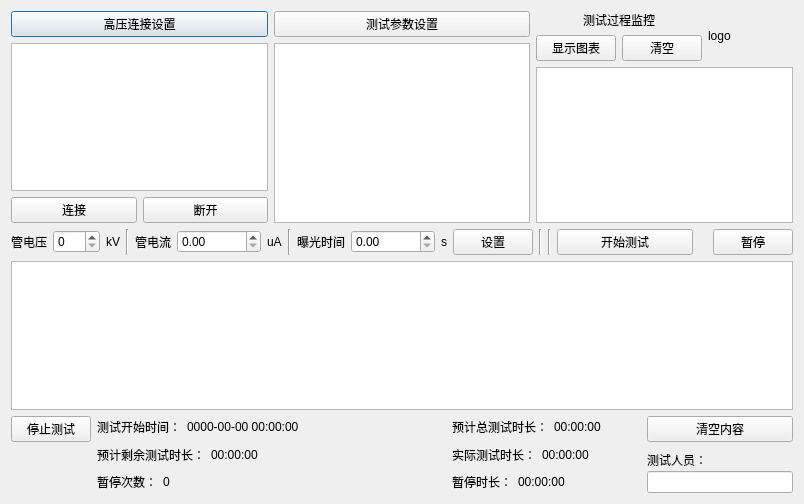
Old version of the form main_dialog.ui in the repository curious-heart/X-exposer-tool.
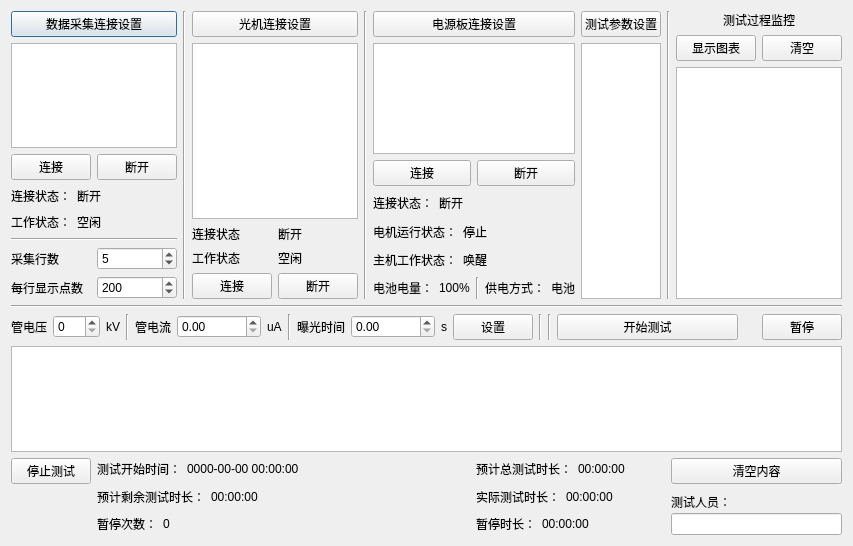
New version of the form.

Commit message: Finish conn paramas colledtion

Diff of the .ui file:
```diff
--- a/main_dialog.ui
+++ b/main_dialog.ui
@@ -7,7 +7,7 @@
     <x>0</x>
     <y>0</y>
     <width>804</width>
-    <height>504</height>
+    <height>546</height>
    </rect>
   </property>
   <property name="sizePolicy">
@@ -19,9 +19,169 @@
   <property name="windowTitle">
    <string>Dialog</string>
   </property>
-  <layout class="QVBoxLayout" name="verticalLayout_10">
+  <layout class="QVBoxLayout" name="verticalLayout_13">
    <item>
-    <layout class="QHBoxLayout" name="horizontalLayout_11">
+    <layout class="QHBoxLayout" name="horizontalLayout_27">
+     <item>
+      <layout class="QVBoxLayout" name="verticalLayout_10">
+       <item>
+        <layout class="QVBoxLayout" name="verticalLayout_11" stretch="1,4,0,0,0">
+         <item>
+          <widget class="QPushButton" name="dataCollConnSetPbt">
+           <property name="text">
+            <string>数据采集连接设置</string>
+           </property>
+          </widget>
+         </item>
+         <item>
+          <widget class="QTextEdit" name="dataCollConnSetDispEdit"/>
+         </item>
+         <item>
+          <layout class="QHBoxLayout" name="horizontalLayout_21">
+           <item>
+            <widget class="QPushButton" name="dataCollConnPbt">
+             <property name="text">
+              <string>连接</string>
+             </property>
+            </widget>
+           </item>
+           <item>
+            <widget class="QPushButton" name="dataCollDisconnPbt">
+             <property name="text">
+              <string>断开</string>
+             </property>
+            </widget>
+           </item>
+          </layout>
+         </item>
+         <item>
+          <layout class="QHBoxLayout" name="horizontalLayout_22">
+           <item>
+            <widget class="QLabel" name="dataCollConnStLbl">
+             <property name="text">
+              <string>连接状态：</string>
+             </property>
+            </widget>
+           </item>
+           <item>
+            <widget class="QLabel" name="dataCollConnStDispLbl">
+             <property name="frameShadow">
+              <enum>QFrame::Sunken</enum>
+             </property>
+             <property name="text">
+              <string>断开</string>
+             </property>
+            </widget>
+           </item>
+           <item>
+            <spacer name="horizontalSpacer_8">
+             <property name="orientation">
+              <enum>Qt::Horizontal</enum>
+             </property>
+             <property name="sizeHint" stdset="0">
+              <size>
+               <width>40</width>
+               <height>20</height>
+              </size>
+             </property>
+            </spacer>
+           </item>
+          </layout>
+         </item>
+         <item>
+          <layout class="QHBoxLayout" name="horizontalLayout_23">
+           <item>
+            <widget class="QLabel" name="dataCollWorkStLbl">
+             <property name="text">
+              <string>工作状态：</string>
+             </property>
+            </widget>
+           </item>
+           <item>
+            <widget class="QLabel" name="dataCollWorkStDispLbl">
+             <property name="frameShadow">
+              <enum>QFrame::Sunken</enum>
+             </property>
+             <property name="text">
+              <string>空闲</string>
+             </property>
+            </widget>
+           </item>
+           <item>
+            <spacer name="horizontalSpacer_9">
+             <property name="orientation">
+              <enum>Qt::Horizontal</enum>
+             </property>
+             <property name="sizeHint" stdset="0">
+              <size>
+               <width>40</width>
+               <height>20</height>
+              </size>
+             </property>
+            </spacer>
+           </item>
+          </layout>
+         </item>
+        </layout>
+       </item>
+       <item>
+        <widget class="Line" name="line_6">
+         <property name="orientation">
+          <enum>Qt::Horizontal</enum>
+         </property>
+        </widget>
+       </item>
+       <item>
+        <layout class="QHBoxLayout" name="horizontalLayout_11">
+         <item>
+          <widget class="QLabel" name="dataCollRowCntLbl">
+           <property name="text">
+            <string>采集行数</string>
+           </property>
+          </widget>
+         </item>
+         <item>
+          <widget class="QSpinBox" name="dataCollRowCntSpinbox">
+           <property name="maximum">
+            <number>16777215</number>
+           </property>
+           <property name="value">
+            <number>5</number>
+           </property>
+          </widget>
+         </item>
+        </layout>
+       </item>
+       <item>
+        <layout class="QHBoxLayout" name="horizontalLayout_16">
+         <item>
+          <widget class="QLabel" name="dataCollDispRowPtCntLbl">
+           <property name="text">
+            <string>每行显示点数</string>
+           </property>
+          </widget>
+         </item>
+         <item>
+          <widget class="QSpinBox" name="dataCollDispRowPtCntSpinbox">
+           <property name="maximum">
+            <number>16777215</number>
+           </property>
+           <property name="value">
+            <number>200</number>
+           </property>
+          </widget>
+         </item>
+        </layout>
+       </item>
+      </layout>
+     </item>
+     <item>
+      <widget class="Line" name="line">
+       <property name="orientation">
+        <enum>Qt::Vertical</enum>
+       </property>
+      </widget>
+     </item>
      <item>
       <layout class="QVBoxLayout" name="verticalLayout">
        <item>
@@ -33,7 +193,7 @@
           </sizepolicy>
          </property>
          <property name="text">
-          <string>高压连接设置</string>
+          <string>光机连接设置</string>
          </property>
         </widget>
        </item>
@@ -44,6 +204,42 @@
          </property>
         </widget>
        </item>
+       <item>
+        <layout class="QHBoxLayout" name="horizontalLayout_15">
+         <item>
+          <widget class="QLabel" name="label_4">
+           <property name="text">
+            <string>连接状态</string>
+           </property>
+          </widget>
+         </item>
+         <item>
+          <widget class="QLabel" name="label_5">
+           <property name="text">
+            <string>断开</string>
+           </property>
+          </widget>
+         </item>
+        </layout>
+       </item>
+       <item>
+        <layout class="QHBoxLayout" name="horizontalLayout_14">
+         <item>
+          <widget class="QLabel" name="label_3">
+           <property name="text">
+            <string>工作状态</string>
+           </property>
+          </widget>
+         </item>
+         <item>
+          <widget class="QLabel" name="label_2">
+           <property name="text">
+            <string>空闲</string>
+           </property>
+          </widget>
+         </item>
+        </layout>
+       </item>
        <item>
         <layout class="QHBoxLayout" name="horizontalLayout_2">
          <item>
@@ -64,6 +260,200 @@
        </item>
       </layout>
      </item>
+     <item>
+      <widget class="Line" name="line_7">
+       <property name="orientation">
+        <enum>Qt::Vertical</enum>
+       </property>
+      </widget>
+     </item>
+     <item>
+      <layout class="QVBoxLayout" name="verticalLayout_12" stretch="1,5,1,1,1,1,1">
+       <item>
+        <widget class="QPushButton" name="pbConnSetPbt">
+         <property name="text">
+          <string>电源板连接设置</string>
+         </property>
+        </widget>
+       </item>
+       <item>
+        <widget class="QTextEdit" name="pbConnSetDispEdit"/>
+       </item>
+       <item>
+        <layout class="QHBoxLayout" name="horizontalLayout_17">
+         <item>
+          <widget class="QPushButton" name="pbConnPbt">
+           <property name="text">
+            <string>连接</string>
+           </property>
+          </widget>
+         </item>
+         <item>
+          <widget class="QPushButton" name="pbDisconnPbt">
+           <property name="text">
+            <string>断开</string>
+           </property>
+          </widget>
+         </item>
+        </layout>
+       </item>
+       <item>
+        <layout class="QHBoxLayout" name="horizontalLayout_24">
+         <item>
+          <widget class="QLabel" name="pbConnStLbl">
+           <property name="text">
+            <string>连接状态：</string>
+           </property>
+          </widget>
+         </item>
+         <item>
+          <widget class="QLabel" name="pbConnStDispLbl">
+           <property name="frameShadow">
+            <enum>QFrame::Sunken</enum>
+           </property>
+           <property name="text">
+            <string>断开</string>
+           </property>
+          </widget>
+         </item>
+         <item>
+          <spacer name="horizontalSpacer_10">
+           <property name="orientation">
+            <enum>Qt::Horizontal</enum>
+           </property>
+           <property name="sizeHint" stdset="0">
+            <size>
+             <width>40</width>
+             <height>20</height>
+            </size>
+           </property>
+          </spacer>
+         </item>
+        </layout>
+       </item>
+       <item>
+        <layout class="QHBoxLayout" name="horizontalLayout_18">
+         <item>
+          <widget class="QLabel" name="motorRunStLbl">
+           <property name="text">
+            <string>电机运行状态：</string>
+           </property>
+          </widget>
+         </item>
+         <item>
+          <widget class="QLabel" name="motorRunStDispLbl">
+           <property name="frameShadow">
+            <enum>QFrame::Sunken</enum>
+           </property>
+           <property name="text">
+            <string>停止</string>
+           </property>
+          </widget>
+         </item>
+         <item>
+          <spacer name="horizontalSpacer_11">
+           <property name="orientation">
+            <enum>Qt::Horizontal</enum>
+           </property>
+           <property name="sizeHint" stdset="0">
+            <size>
+             <width>40</width>
+             <height>20</height>
+            </size>
+           </property>
+          </spacer>
+         </item>
+        </layout>
+       </item>
+       <item>
+        <layout class="QHBoxLayout" name="horizontalLayout_20">
+         <item>
+          <widget class="QLabel" name="hostWorkStLbl">
+           <property name="text">
+            <string>主机工作状态：</string>
+           </property>
+          </widget>
+         </item>
+         <item>
+          <widget class="QLabel" name="hostWorkStDispLbl">
+           <property name="frameShadow">
+            <enum>QFrame::Sunken</enum>
+           </property>
+           <property name="text">
+            <string>唤醒</string>
+           </property>
+          </widget>
+         </item>
+         <item>
+          <spacer name="horizontalSpacer_12">
+           <property name="orientation">
+            <enum>Qt::Horizontal</enum>
+           </property>
+           <property name="sizeHint" stdset="0">
+            <size>
+             <width>40</width>
+             <height>20</height>
+            </size>
+           </property>
+          </spacer>
+         </item>
+        </layout>
+       </item>
+       <item>
+        <layout class="QHBoxLayout" name="horizontalLayout_19">
+         <item>
+          <layout class="QHBoxLayout" name="horizontalLayout_25">
+           <item>
+            <widget class="QLabel" name="batLvlLbl">
+             <property name="text">
+              <string>电池电量：</string>
+             </property>
+            </widget>
+           </item>
+           <item>
+            <widget class="QLabel" name="batLvlDispLbl">
+             <property name="frameShadow">
+              <enum>QFrame::Sunken</enum>
+             </property>
+             <property name="text">
+              <string>100%</string>
+             </property>
+            </widget>
+           </item>
+          </layout>
+         </item>
+         <item>
+          <widget class="Line" name="line_5">
+           <property name="orientation">
+            <enum>Qt::Vertical</enum>
+           </property>
+          </widget>
+         </item>
+         <item>
+          <layout class="QHBoxLayout" name="horizontalLayout_26">
+           <item>
+            <widget class="QLabel" name="pwrSupLbl">
+             <property name="text">
+              <string>供电方式：</string>
+             </property>
+            </widget>
+           </item>
+           <item>
+            <widget class="QLabel" name="pwrSupDispLbl">
+             <property name="frameShadow">
+              <enum>QFrame::Sunken</enum>
+             </property>
+             <property name="text">
+              <string>电池</string>
+             </property>
+            </widget>
+           </item>
+          </layout>
+         </item>
+        </layout>
+       </item>
+      </layout>
+     </item>
      <item>
       <layout class="QVBoxLayout" name="verticalLayout_2">
        <item>
@@ -94,6 +484,13 @@
        </item>
       </layout>
      </item>
+     <item>
+      <widget class="Line" name="line_8">
+       <property name="orientation">
+        <enum>Qt::Vertical</enum>
+       </property>
+      </widget>
+     </item>
      <item>
       <layout class="QVBoxLayout" name="verticalLayout_9">
        <item>
@@ -130,16 +527,6 @@
            </item>
           </layout>
          </item>
-         <item>
-          <widget class="QLabel" name="app_logo">
-           <property name="text">
-            <string>logo</string>
-           </property>
-           <property name="scaledContents">
-            <bool>true</bool>
-           </property>
-          </widget>
-         </item>
         </layout>
        </item>
        <item>
@@ -153,6 +540,13 @@
      </item>
     </layout>
    </item>
+   <item>
+    <widget class="Line" name="line_9">
+     <property name="orientation">
+      <enum>Qt::Horizontal</enum>
+     </property>
+    </widget>
+   </item>
    <item>
     <layout class="QHBoxLayout" name="horizontalLayout_4" stretch="0,0,0,0,0,0,0,0,0,0,0,0,0,0,10,1,2">
      <item>
```
The commit also changes 16 other files.
